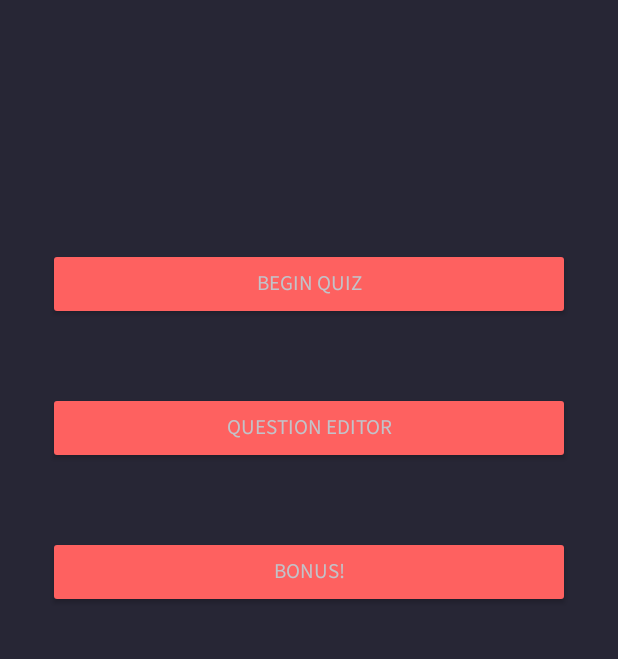
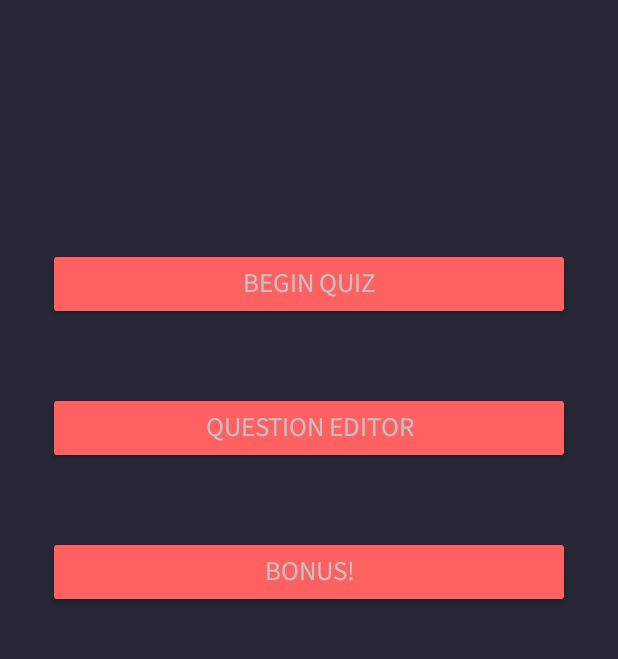
Before and after one commit to GarlicDebug/quick-quizzer-android-app, an Android app: the screen it shows after launch (QQMenuActivity), on a phone screen of 412 x 824 dp, the part 556-1215 px from its top. Run offline under Robolectric (Android 15) with nearby library versions, the phone set to English and light mode, and no system bars.

Commit message:
Fixed issue with toast. Updated colors and icons.

```diff
--- a/src/main/java/edu/andrews/reise/quickquizzer/QQMenuActivity.java
+++ b/src/main/java/edu/andrews/reise/quickquizzer/QQMenuActivity.java
@@ -6,6 +6,7 @@ import androidx.fragment.app.Fragment;
  * Activity that hosts Main Menu fragment
  */
 public class QQMenuActivity extends SingleFragmentActivity {
+
     @Override
     protected Fragment createFragment(){
         return new QQMenuFragment();
--- a/src/main/java/edu/andrews/reise/quickquizzer/QQMenuFragment.java
+++ b/src/main/java/edu/andrews/reise/quickquizzer/QQMenuFragment.java
@@ -3,6 +3,8 @@ package edu.andrews.reise.quickquizzer;
 import android.content.Intent;
 import android.net.Uri;
 import android.os.Bundle;
+
+import androidx.appcompat.app.ActionBar;
 import androidx.fragment.app.Fragment;
 import android.view.LayoutInflater;
 import android.view.View;
@@ -30,7 +32,6 @@ public class QQMenuFragment extends Fragment {
                              Bundle savedInstanceState) {
         // Inflate the layout for this fragment
         View v = inflater.inflate(R.layout.fragment_q_q_menu, container, false);
-
 
         quizStartButton = v.findViewById(R.id.beginButton);
         questionEditButton = v.findViewById(R.id.editButton);
--- a/src/main/java/edu/andrews/reise/quickquizzer/QuestionListFragment.java
+++ b/src/main/java/edu/andrews/reise/quickquizzer/QuestionListFragment.java
@@ -83,6 +83,7 @@ public class QuestionListFragment extends Fragment {
 
     @Override
     public void onCreate(Bundle savedInstanceState){
+        getActivity().getApplication().setTheme(R.style.AppThemeWithBar);
         super.onCreate(savedInstanceState);
         setHasOptionsMenu(true);
         getActivity().setTitle(R.string.question_list_label);
--- a/src/main/java/edu/andrews/reise/quickquizzer/QuestionSwiper.java
+++ b/src/main/java/edu/andrews/reise/quickquizzer/QuestionSwiper.java
@@ -29,9 +29,9 @@ public class QuestionSwiper extends ItemTouchHelper.SimpleCallback {
         mAdapter = adapter;
         // Get reference to delete icon
         mIcon = ContextCompat.getDrawable(mAdapter.getActivity(),
-                android.R.drawable.ic_menu_delete);
+                R.drawable.trash_icon_small);
         // Set background color displayed as question is swiped
-        mBackground = new ColorDrawable(Color.GRAY);
+        mBackground = new ColorDrawable(Color.parseColor("#D33333"));
     }
     /**
      * Returns true if user drags a question to another position in the list.
--- a/src/main/java/edu/andrews/reise/quickquizzer/QuizzingScreenFragment.java
+++ b/src/main/java/edu/andrews/reise/quickquizzer/QuizzingScreenFragment.java
@@ -44,7 +44,7 @@ public class QuizzingScreenFragment extends Fragment {
     private ArrayList<Question> mQuestionList;
     /** */
     String answerFeedbackCorrect = "Your answer was correct!";
-    String answerFeedbackIncorrect = "Your answer was correct!";
+    String answerFeedbackIncorrect = "Your answer was incorrect!";
 
 
     public QuizzingScreenFragment() {
--- a/src/main/res/layout/activity_main.xml
+++ b/src/main/res/layout/activity_main.xml
@@ -12,7 +12,7 @@
         android:layout_width="wrap_content"
         android:layout_height="wrap_content"
         android:text="Hello World!"
-        android:textColor="#C2C3C9"
+        android:textColor="@color/colorNiceWhite"
         app:layout_constraintBottom_toBottomOf="parent"
         app:layout_constraintLeft_toLeftOf="parent"
         app:layout_constraintRight_toRightOf="parent"
--- a/src/main/res/layout/fragment_q_q_menu.xml
+++ b/src/main/res/layout/fragment_q_q_menu.xml
@@ -18,7 +18,8 @@
         android:backgroundTint="#FE6160"
         android:fontFamily="@font/source_sans_pro"
         android:text="@string/menu_begin_quiz"
-        android:textColor="#C2C3C9"
+        android:textColor="@color/colorNiceWhite"
+        android:textSize="18sp"
         app:layout_constraintBottom_toTopOf="@+id/editButton"
         app:layout_constraintEnd_toEndOf="parent"
         app:layout_constraintStart_toStartOf="parent" />
@@ -33,7 +34,8 @@
         android:backgroundTint="#FE6160"
         android:fontFamily="@font/source_sans_pro"
         android:text="@string/menu_question_editor"
-        android:textColor="#C2C3C9"
+        android:textColor="@color/colorNiceWhite"
+        android:textSize="18sp"
         app:layout_constraintBottom_toTopOf="@+id/bonusButton"
         app:layout_constraintEnd_toEndOf="parent"
         app:layout_constraintHorizontal_bias="1.0"
@@ -47,7 +49,7 @@
         android:text="@string/menu_welcome"
         android:textAlignment="center"
         android:textAppearance="@style/TextAppearance.AppCompat.Large"
-        android:textColor="#C2C3C9"
+        android:textColor="@color/colorNiceWhite"
         android:textSize="56sp"
         app:layout_constraintBottom_toTopOf="@+id/beginButton"
         app:layout_constraintEnd_toEndOf="parent"
@@ -64,7 +66,8 @@
         android:backgroundTint="#FE6160"
         android:fontFamily="@font/source_sans_pro"
         android:text="@string/menu_bonus"
-        android:textColor="#C2C3C9"
+        android:textColor="@color/colorNiceWhite"
+        android:textSize="18sp"
         app:layout_constraintBottom_toBottomOf="parent"
         app:layout_constraintEnd_toEndOf="parent"
         app:layout_constraintHorizontal_bias="0.498"
--- a/src/main/res/menu/menu_question_list.xml
+++ b/src/main/res/menu/menu_question_list.xml
@@ -4,7 +4,7 @@
 
     <item
         android:id="@+id/menu_item_add_question"
-        android:icon="@android:drawable/ic_menu_edit"
+        android:icon="@drawable/smaller_draw_icon"
         android:title="@string/new_question"
         app:showAsAction="always" />
 </menu>
--- a/src/main/res/values/colors.xml
+++ b/src/main/res/values/colors.xml
@@ -3,4 +3,5 @@
     <color name="colorPrimary">#FE6160</color>
     <color name="colorPrimaryDark">#D33333</color>
     <color name="colorAccent">#FE6160</color>
+    <color name="colorNiceWhite">#C2C3C9</color>
 </resources>
--- a/src/main/res/values/strings.xml
+++ b/src/main/res/values/strings.xml
@@ -14,6 +14,7 @@
     <string name="editor_question_enter_hint">Enter your question here</string>
     <string name="editor_entry_label">Question creation:</string>
     <string name="menu_bonus">Bonus!</string>
+    <string name="quizzing_question_header">Question:</string>
 
 
 </resources>
--- a/src/main/res/values/styles.xml
+++ b/src/main/res/values/styles.xml
@@ -6,6 +6,7 @@
         <item name="colorPrimary">@color/colorPrimary</item>
         <item name="colorPrimaryDark">@color/colorPrimaryDark</item>
         <item name="colorAccent">@color/colorAccent</item>
+        <!--<item name="windowNoTitle">true</item> -->
     </style>
 
 </resources>
```
Also changed, not shown: src/main/res/layout/fragment_question_details.xml (+4 -3 lines), src/main/res/layout/fragment_quizzing_screen.xml (+9 -7 lines), src/main/res/layout/list_item_question.xml (+4 -4 lines), src/main/res/drawable/draw_icon.png (added), src/main/res/drawable/smaller_draw_icon.png (added), src/main/res/drawable/trash_icon.png (added), src/main/res/drawable/trash_icon_small.png (added), 2 other files.
